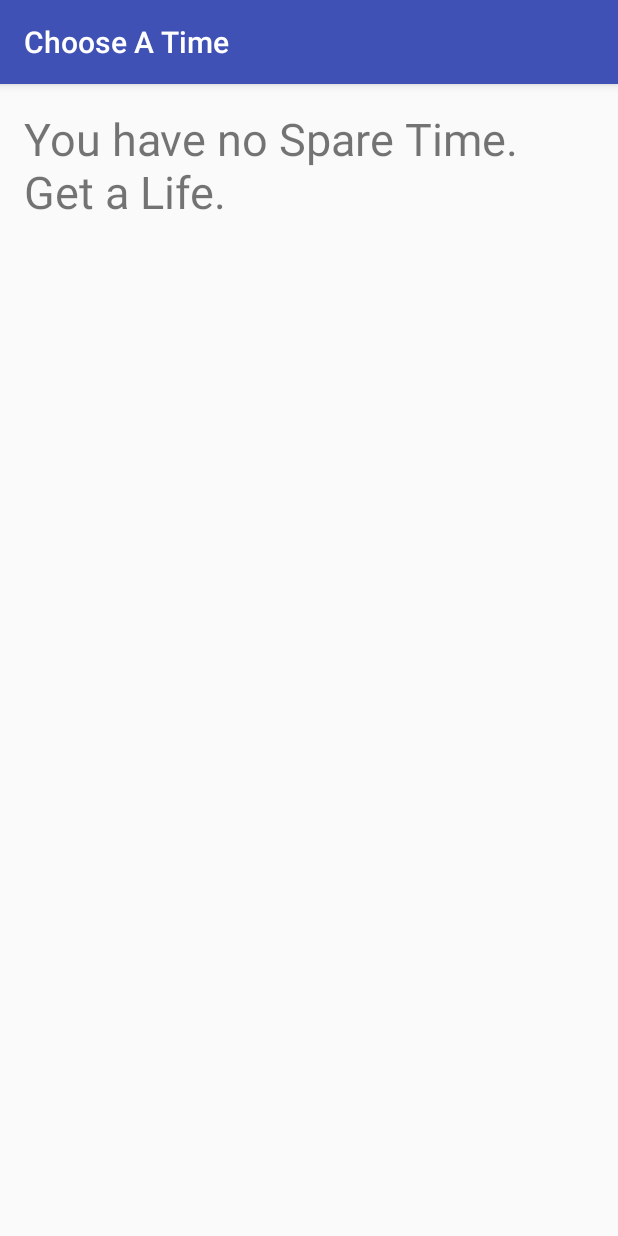
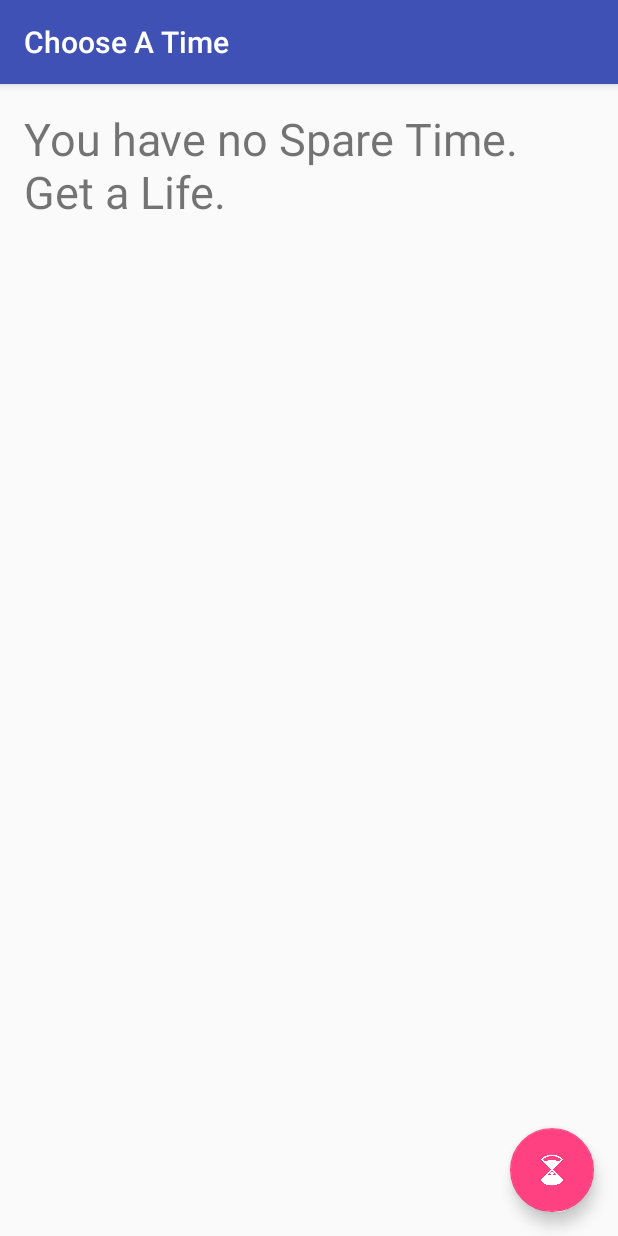
Before and after one commit to lcampanella98/Hourglass, an Android app: the ResultListActivity screen opened directly, with no data from a screen before it, on a phone screen of 412 x 824 dp. Run offline under Robolectric (Android 15) with nearby library versions, the phone set to English and light mode, and no system bars; libraries missing offline, so code that uses them is left out: com.google.api.client; 2 statements that could not run were skipped.

Commit message:
added action button to list

```diff
--- a/app/src/main/java/com/hourglass/hacknjit/hourglass/MyListAdapter.java
+++ b/app/src/main/java/com/hourglass/hacknjit/hourglass/MyListAdapter.java
@@ -51,4 +51,8 @@ public class MyListAdapter extends ArrayAdapter<String> {
     public void setChosenPosition(int position) {
         this.chosenPosition = position;
     }
+
+    public Integer getChosenPosition() {
+        return chosenPosition;
+    }
 }
--- a/app/src/main/java/com/hourglass/hacknjit/hourglass/ResultListActivity.java
+++ b/app/src/main/java/com/hourglass/hacknjit/hourglass/ResultListActivity.java
@@ -3,6 +3,7 @@ package com.hourglass.hacknjit.hourglass;
 import android.app.ListActivity;
 import android.graphics.Color;
 import android.graphics.drawable.ColorDrawable;
+import android.support.design.widget.FloatingActionButton;
 import android.support.v7.app.AppCompatActivity;
 import android.os.Bundle;
 import android.support.v7.widget.Toolbar;
@@ -81,6 +82,17 @@ public class ResultListActivity extends AppCompatActivity {
 
             }
         });
+
+        FloatingActionButton fab = (FloatingActionButton) findViewById(R.id.fab);
+        fab.setOnClickListener(new View.OnClickListener() {
+            @Override
+            public void onClick(View v) {
+                Integer pos = adapter.getChosenPosition();
+                if (pos != null) {
+                    // start the activity!!!
+                }
+            }
+        });
     }
 
     private static final String[] DAYS_OF_WEEK = new String[] {
--- a/app/src/main/res/layout/activity_result_list.xml
+++ b/app/src/main/res/layout/activity_result_list.xml
@@ -41,6 +41,8 @@
             android:layout_height="match_parent"
             android:layout_alignParentLeft="true"
             android:layout_alignParentStart="true"
+            android:choiceMode="singleChoice"
+            android:listSelector="@color/colorAccentLight"
             />
 
         <TextView
@@ -53,4 +55,14 @@
 
     </RelativeLayout>
 
+    <android.support.design.widget.FloatingActionButton
+        android:id="@+id/fab"
+        android:layout_width="wrap_content"
+        android:layout_height="wrap_content"
+        android:layout_margin="@dimen/fab_margin"
+        android:background="@drawable/button_selector"
+        android:elevation="20dp"
+        android:layout_gravity="bottom|end"
+        app:srcCompat="@drawable/hourglass" />
+
 </android.support.design.widget.CoordinatorLayout>
--- a/app/src/main/res/layout/result_list_row.xml
+++ b/app/src/main/res/layout/result_list_row.xml
@@ -13,6 +13,7 @@
         android:paddingLeft="10dp"
         android:textColor="@color/colorPrimary"
         android:paddingRight="10dp"
-        android:textSize="30sp" />
+        android:textSize="30sp"
+        android:background="@android:color/background_light" />
 
 </RelativeLayout>
```
